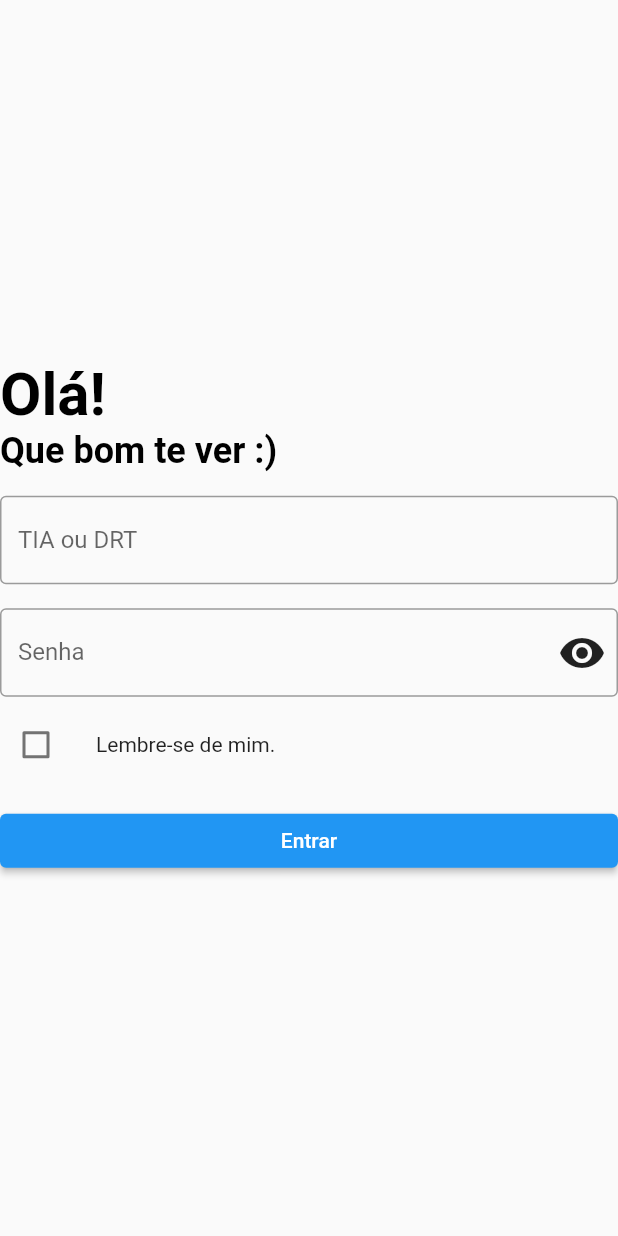
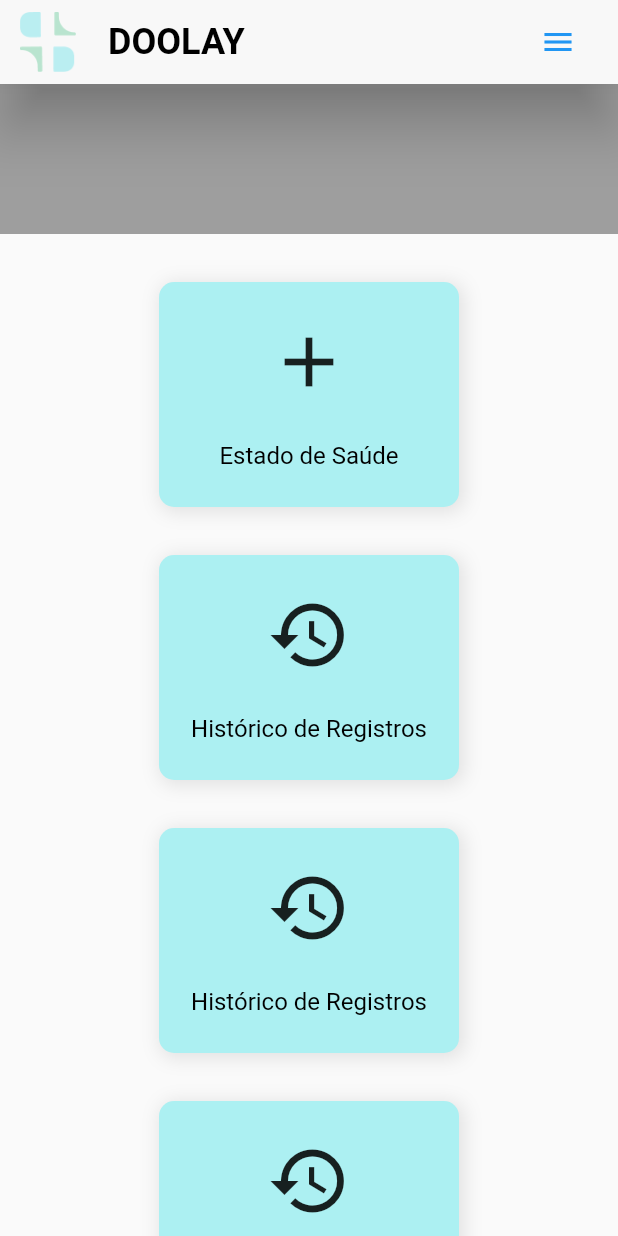
Before and after one commit to caikmoraes/doolay-front, a Flutter app: the DoolayLoginForm widget shown alone on an empty page, opened directly, after a tap on "Entrar", on a phone screen of 412 x 824 dp. Run offline on Flutter 3.47's test engine with Material 2 defaults, Android fonts, the phone set to English and light mode, and no system bars; our stand-ins replace flutter_modular, flutter_triple, url_strategy.

Commit message:
Features membro

```diff
--- a/lib/app/app_module.dart
+++ b/lib/app/app_module.dart
@@ -1,5 +1,6 @@
 import 'package:doolay_front/app/modules/auth/auth_module.dart';
 import 'package:doolay_front/app/modules/home/home_module.dart';
+import 'package:doolay_front/app/modules/panel/panel_module.dart';
 import 'package:flutter_modular/flutter_modular.dart';
 
 class AppModule extends Module {
@@ -10,5 +11,6 @@ class AppModule extends Module {
   final List<ModularRoute> routes = [
     ModuleRoute('/', module: HomeModule()),
     ModuleRoute('/auth', module: AuthModule()),
+    ModuleRoute('/panel', module: PanelModule()),
   ];
 }
--- a/lib/app/app_widget.dart
+++ b/lib/app/app_widget.dart
@@ -11,12 +11,15 @@ class AppWidget extends StatelessWidget {
       theme: ThemeData(
         appBarTheme: const AppBarTheme(
           backgroundColor: Styles.OFF_WHITE,
-          shadowColor: Colors.grey,
         ),
         textTheme: const TextTheme(
           bodyText1: TextStyle(
             color: Colors.black,
             fontSize: 24,
+          ),
+          bodyText2: TextStyle(
+            color: Colors.black,
+            fontSize: 16,
           ),
           headline2: TextStyle(
             color: Colors.black,
--- a/lib/app/modules/auth/auth_page.dart
+++ b/lib/app/modules/auth/auth_page.dart
@@ -27,7 +27,9 @@ class AuthPageState extends State<AuthPage> {
     final double imgWidth = width * .4;
     final double formWidth = width * .6;
     return Scaffold(
+      key: scaffoldKey,
       appBar: doolayMenu(scaffoldKey, context),
+      drawer: doolayDrawer(scaffoldKey, context),
       body: ResponsiveTool.isLargeScreen(context)
           ? Row(
               children: [
--- a/lib/app/modules/home/home_page.dart
+++ b/lib/app/modules/home/home_page.dart
@@ -27,13 +27,7 @@ class HomePageState extends State<HomePage> {
     return Scaffold(
       key: _key,
       appBar: doolayMenu(_key, context),
-      drawer: Drawer(
-        child: Column(
-          children: const [
-            DrawerHeader(child: Text('Header')),
-          ],
-        ),
-      ),
+      drawer: doolayDrawer(_key, context),
       body: Scrollbar(
         controller: scrollController,
         child: SingleChildScrollView(
--- /dev/null
+++ b/lib/app/modules/panel/large_panel.dart
@@ -0,0 +1,23 @@
+import 'package:doolay_front/app/shared/widgets/doolay_feature.dart';
+import 'package:doolay_front/app/shared/widgets/hello_widget.dart';
+import 'package:flutter/material.dart';
+
+class LargePanel extends StatelessWidget {
+  const LargePanel({Key? key}) : super(key: key);
+
+  @override
+  Widget build(BuildContext context) {
+    final double _height = MediaQuery.of(context).size.height;
+    return SizedBox(
+      height: _height,
+      child: Column(
+        children: const [
+          SizedBox(height: 32),
+          HelloWidget(),
+          SizedBox(height: 24),
+          FeaturesList(),
+        ],
+      ),
+    );
+  }
+}
--- /dev/null
+++ b/lib/app/modules/panel/panel_module.dart
@@ -0,0 +1,15 @@
+import 'package:doolay_front/app/modules/panel/panel_page.dart';
+import 'package:doolay_front/app/modules/panel/panel_store.dart';
+import 'package:flutter_modular/flutter_modular.dart';
+
+class PanelModule extends Module {
+  @override
+  final List<Bind> binds = [
+    Bind.lazySingleton((i) => PanelStore()),
+  ];
+
+  @override
+  final List<ModularRoute> routes = [
+    ChildRoute('/', child: (_, args) => const PanelPage()),
+  ];
+}
--- /dev/null
+++ b/lib/app/modules/panel/panel_page.dart
@@ -0,0 +1,31 @@
+import 'package:doolay_front/app/shared/doolay_menu.dart';
+import 'package:doolay_front/app/shared/layout/responsive.dart';
+import 'package:flutter_modular/flutter_modular.dart';
+import 'package:doolay_front/app/modules/panel/panel_store.dart';
+import 'package:flutter/material.dart';
+
+import 'large_panel.dart';
+import 'small_panel.dart';
+
+class PanelPage extends StatefulWidget {
+  final String title;
+  const PanelPage({Key? key, this.title = 'PanelPage'}) : super(key: key);
+  @override
+  PanelPageState createState() => PanelPageState();
+}
+
+class PanelPageState extends State<PanelPage> {
+  final PanelStore store = Modular.get();
+  final GlobalKey<ScaffoldState> _key = GlobalKey();
+  @override
+  Widget build(BuildContext context) {
+    return Scaffold(
+      key: _key,
+      appBar: doolayMenu(_key, context),
+      drawer: doolayDrawer(_key, context),
+      body: ResponsiveTool.isLargeScreen(context)
+          ? const LargePanel()
+          : const SmallPanel(),
+    );
+  }
+}
--- /dev/null
+++ b/lib/app/modules/panel/panel_store.dart
@@ -0,0 +1,7 @@
+import 'package:flutter_triple/flutter_triple.dart';
+
+class PanelStore extends NotifierStore<Exception, int> {
+
+  PanelStore() : super(0);
+
+}
--- /dev/null
+++ b/lib/app/modules/panel/small_panel.dart
@@ -0,0 +1,18 @@
+import 'package:doolay_front/app/shared/widgets/doolay_feature.dart';
+import 'package:doolay_front/app/shared/widgets/hello_widget.dart';
+import 'package:flutter/material.dart';
+
+class SmallPanel extends StatelessWidget {
+  const SmallPanel({Key? key}) : super(key: key);
+
+  @override
+  Widget build(BuildContext context) {
+    return Column(
+      children: const [
+        HelloWidget(),
+        SizedBox(height: 16),
+        FeaturesList(),
+      ],
+    );
+  }
+}
--- a/lib/app/shared/doolay_menu.dart
+++ b/lib/app/shared/doolay_menu.dart
@@ -1,8 +1,11 @@
+import 'dart:developer';
+
 import 'package:doolay_front/app/shared/layout/responsive.dart';
 import 'package:flutter/material.dart';
 import 'package:flutter_modular/flutter_modular.dart';
 
 import 'app_constants.dart';
+import 'layout/style.dart';
 
 AppBar doolayMenu(GlobalKey<ScaffoldState> scaffoldKey, BuildContext ctx) =>
     AppBar(
@@ -62,11 +65,45 @@ AppBar doolayMenu(GlobalKey<ScaffoldState> scaffoldKey, BuildContext ctx) =>
                 Expanded(child: Container()),
                 IconButton(
                   color: Colors.blue,
-                  onPressed: () => scaffoldKey.currentState!.openDrawer(),
+                  onPressed: () {
+                    scaffoldKey.currentState!.openDrawer();
+                  },
                   icon: const Icon(Icons.menu),
                 ),
               ],
             ),
+    );
+
+Drawer doolayDrawer(GlobalKey<ScaffoldState> key, BuildContext ctx) => Drawer(
+      child: Column(
+        children: [
+          const DrawerHeader(child: Text('Header')),
+          ...getDoolayPages().map(
+            (page) => page.name != 'Entrar'
+                ? ListTile(
+                    title: Text(page.name),
+                    onTap: () => Modular.to.pushNamed(page.route),
+                    hoverColor: Styles.SECONDARY_COLOR.withOpacity(.4),
+                  )
+                : Padding(
+                    padding: const EdgeInsets.symmetric(
+                      horizontal: 16,
+                      vertical: 8,
+                    ),
+                    child: Row(
+                      children: [
+                        Expanded(
+                          child: ElevatedButton(
+                            child: Text(page.name),
+                            onPressed: () => Modular.to.pushNamed(page.route),
+                          ),
+                        )
+                      ],
+                    ),
+                  ),
+          )
+        ],
+      ),
     );
 
 List<DoolayPage> getDoolayPages() {
--- /dev/null
+++ b/lib/app/shared/features/panel_features.dart
@@ -0,0 +1,46 @@
+import 'package:flutter/material.dart';
+
+class PanelFeatures {
+  final String description;
+  final IconData icon;
+
+  PanelFeatures(
+    this.description,
+    this.icon,
+  );
+}
+
+List<PanelFeatures> getPanelFeatures(BuildContext context) => [
+      PanelFeatures(
+        'Estado de Saúde',
+        Icons.add,
+      ),
+      PanelFeatures(
+        'Histórico de Registros',
+        Icons.history,
+      ),
+      PanelFeatures(
+        'Histórico de Registros',
+        Icons.history,
+      ),
+      PanelFeatures(
+        'Histórico de Registros',
+        Icons.history,
+      ),
+      PanelFeatures(
+        'Histórico de Registros',
+        Icons.history,
+      ),
+      PanelFeatures(
+        'Histórico de Registros',
+        Icons.history,
+      ),
+      PanelFeatures(
+        'Histórico de Registros',
+        Icons.history,
+      ),
+      PanelFeatures(
+        'Histórico de Registros',
+        Icons.history,
+      ),
+    ];
--- /dev/null
+++ b/lib/app/shared/widgets/doolay_feature.dart
@@ -0,0 +1,81 @@
+import 'package:doolay_front/app/shared/features/panel_features.dart';
+import 'package:doolay_front/app/shared/layout/style.dart';
+import 'package:flutter/material.dart';
+
+class DoolayFeature extends StatelessWidget {
+  final IconData icon;
+  final String description;
+
+  const DoolayFeature({
+    Key? key,
+    required this.icon,
+    required this.description,
+  }) : super(key: key);
+
+  @override
+  Widget build(BuildContext context) {
+    return Container(
+      width: 200,
+      height: 150,
+      margin: const EdgeInsets.all(16),
+      decoration: BoxDecoration(
+          color: Styles.SECONDARY_COLOR,
+          borderRadius: BorderRadius.circular(10),
+          boxShadow: [
+            BoxShadow(
+              color: Colors.black.withOpacity(.1),
+              offset: const Offset(2, 2),
+              blurRadius: 10,
+              spreadRadius: 1,
+            ),
+          ]),
+      child: InkWell(
+        child: Column(
+          crossAxisAlignment: CrossAxisAlignment.center,
+          mainAxisAlignment: MainAxisAlignment.spaceEvenly,
+          children: [
+            Icon(
+              icon,
+              size: 56,
+            ),
+            Text(
+              description,
+              textAlign: TextAlign.center,
+              style: Theme.of(context).textTheme.bodyText2,
+            ),
+          ],
+        ),
+        onTap: () => print(description),
+      ),
+    );
+  }
+}
+
+class FeaturesList extends StatelessWidget {
+  const FeaturesList({Key? key}) : super(key: key);
+
+  @override
+  Widget build(BuildContext context) {
+    final ScrollController _ctr = ScrollController();
+    return Expanded(
+      child: Scrollbar(
+        controller: _ctr,
+        child: SingleChildScrollView(
+          physics: const BouncingScrollPhysics(),
+          controller: _ctr,
+          child: Wrap(
+            alignment: WrapAlignment.center,
+            children: getPanelFeatures(context)
+                .map(
+                  (feature) => DoolayFeature(
+                    icon: feature.icon,
+                    description: feature.description,
+                  ),
+                )
+                .toList(),
+          ),
+        ),
+      ),
+    );
+  }
+}
--- /dev/null
+++ b/lib/app/shared/widgets/hello_widget.dart
@@ -0,0 +1,19 @@
+import 'package:flutter/material.dart';
+
+class HelloWidget extends StatelessWidget {
+  const HelloWidget({Key? key}) : super(key: key);
+
+  @override
+  Widget build(BuildContext context) {
+    return Row(
+      children: [
+        Expanded(
+          child: Container(
+            height: 100,
+            color: Colors.grey,
+          ),
+        )
+      ],
+    );
+  }
+}
--- a/lib/app/shared/widgets/login_form.dart
+++ b/lib/app/shared/widgets/login_form.dart
@@ -1,4 +1,5 @@
 import 'package:flutter/material.dart';
+import 'package:flutter_modular/flutter_modular.dart';
 
 import 'doolay_checkbox.dart';
 import 'doolay_textfield.dart';
@@ -43,7 +44,7 @@ class DoolayLoginForm extends StatelessWidget {
             children: [
               Expanded(
                 child: ElevatedButton(
-                  onPressed: () {},
+                  onPressed: () => Modular.to.navigate('/panel/'),
                   child: const Text('Entrar'),
                 ),
               ),
```
